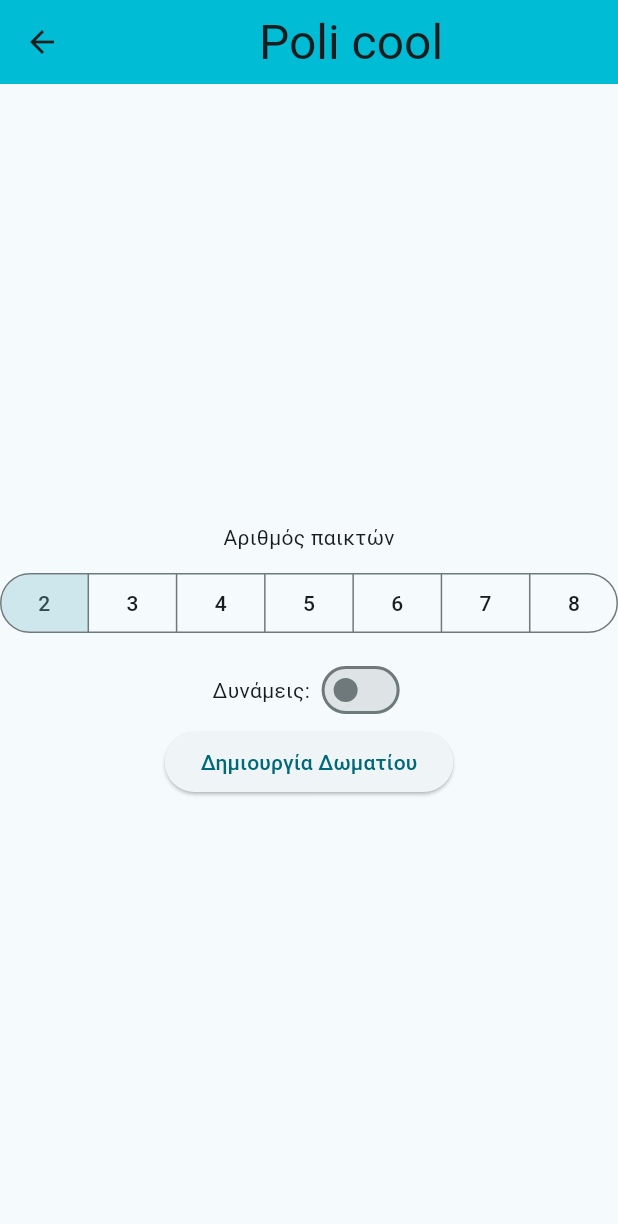
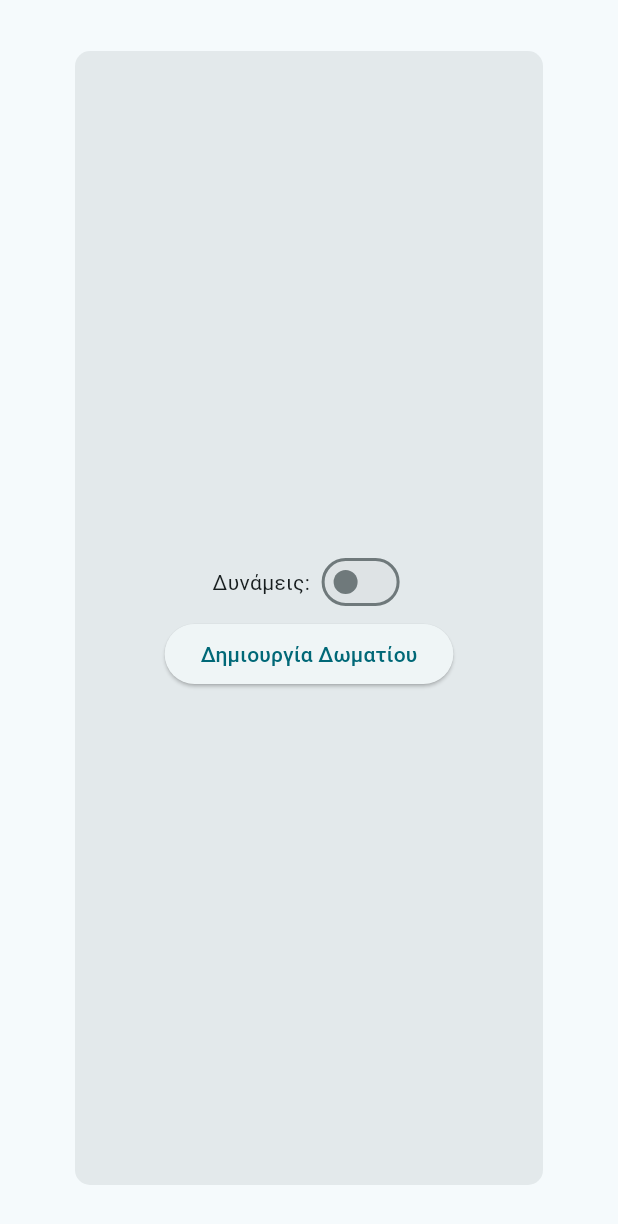
Before and after one commit to Ptriantafyll/geography_board_game, a Flutter app: the NewGameScreen widget shown alone on an empty page, opened directly, on a phone screen of 412 x 824 dp. Shown: the top 1224 px of the screen. Run offline on Flutter 3.47's test engine with Material 3 defaults, Android fonts, the light colour scheme and no system bars.

Commit message:
Replaced new game screen with modal and added join lobby screen

```diff
--- a/frontend/lib/screens/new_game.dart
+++ b/frontend/lib/screens/new_game.dart
@@ -16,40 +16,35 @@ class _NewGameScreenState extends State<NewGameScreen> {
 
   @override
   Widget build(BuildContext context) {
-    return Scaffold(
-      appBar: AppBar(
-        // backgroundColor: Theme.of(context).colorScheme.primary,
-        backgroundColor: Colors.cyan,
-        title: Center(
-          child: Text(
-            'Poli cool',
-            style: Theme.of(context).textTheme.headlineLarge,
+    return SafeArea(
+      child: Container(
+        padding: const EdgeInsets.all(10),
+        child: Dialog(
+          shape: RoundedRectangleBorder(
+            borderRadius: BorderRadius.all(Radius.circular(10)),
           ),
-        ),
-      ),
-      body: Center(
           child: Column(
             mainAxisAlignment: MainAxisAlignment.center,
             children: [
-            const Text('Αριθμός παικτών'),
-            const SizedBox(height: 10),
-            SegmentedButton<int>(
-              showSelectedIcon: false,
-              segments: <ButtonSegment<int>>[
-                for (int i = 2; i < 9; i++)
-                  ButtonSegment<int>(
-                    value: i,
-                    label: Text('$i'),
-                  ),
-              ],
-              selected: selectedNumOfPlayers,
-              onSelectionChanged: (Set<int> newSelection) {
-                setState(() {
-                  selectedNumOfPlayers = {newSelection.first};
-                });
-              },
-            ),
-            const SizedBox(height: 10),
+              // const Text('Αριθμός παικτών'),
+              // const SizedBox(height: 10),
+              // SegmentedButton<int>(
+              //   showSelectedIcon: false,
+              //   segments: <ButtonSegment<int>>[
+              //     for (int i = 2; i < 9; i++)
+              //       ButtonSegment<int>(
+              //         value: i,
+              //         label: Text('$i'),
+              //       ),
+              //   ],
+              //   selected: selectedNumOfPlayers,
+              //   onSelectionChanged: (Set<int> newSelection) {
+              //     setState(() {
+              //       selectedNumOfPlayers = {newSelection.first};
+              //     });
+              //   },
+              // ),
+              // const SizedBox(height: 10),
               Row(
                 mainAxisAlignment: MainAxisAlignment.center,
                 children: [
@@ -77,6 +72,7 @@ class _NewGameScreenState extends State<NewGameScreen> {
             ],
           ),
         ),
+      ),
     );
   }
 }
```
Also changed, not shown: frontend/lib/screens/join_lobby.dart (added, +80 -0 lines), frontend/lib/screens/welcome.dart (+15 -4 lines). Lines whose indentation alone changed are shown as unchanged.
